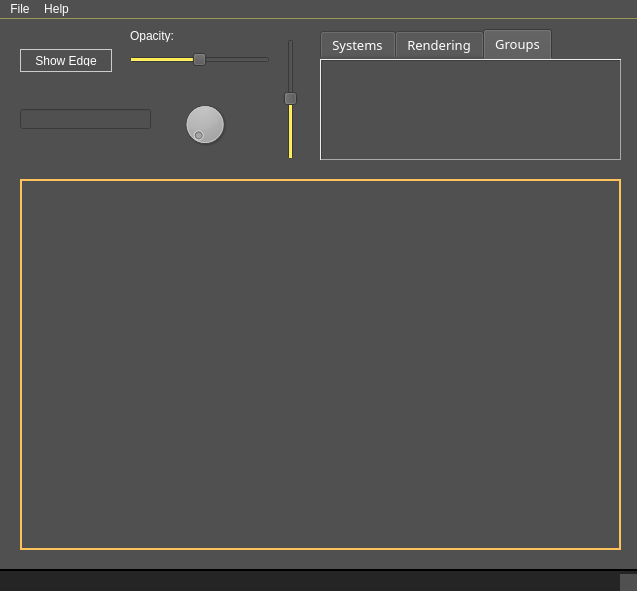
Above: additive.ui from MHDante/Aperio before the change. Below: the same form after it.
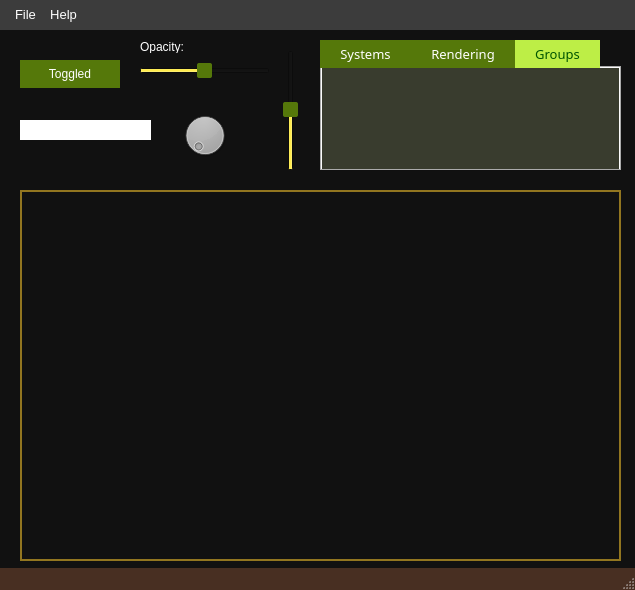
That is the form after the change. Icons and pictures are not drawn.

The edit to the form file:
```diff
--- a/additive.ui
+++ b/additive.ui
@@ -6,8 +6,8 @@
    <rect>
     <x>0</x>
     <y>0</y>
-    <width>637</width>
-    <height>591</height>
+    <width>635</width>
+    <height>590</height>
    </rect>
   </property>
   <property name="mouseTracking">
@@ -22,21 +22,64 @@
   </property>
   <property name="styleSheet">
    <string notr="true">QWidget{
-	color: #FFFFFF;
+	color: #ffffff;
 	font: 10pt &quot;Lucida Sans&quot;;
-	background-color: #505050;
+
 	selection-background-color:#FEE728;
 }
 
+#centralWidget, QLineEdit, QSlider, QDial {
+background: #111111;
+}
+QMenuBar {
+	background-color:#3C3C3C;
+	color: #ffffff;
+	selection-color: #000000;
+
+	font: 75 10pt;
+	padding: 5px;
+}
+
+QStatusBar {
+	background-color: #482F22;
+	color: #ffffff;
+	padding: 5px;
+}
+
+QMenu  {
+
+/*	gridline-color: rgb(167, 207, 255);*/
+	selection-color: #000000;
+color: #000000;
+
+/*	color: #000000;
+	background-color: #FFFFFF;*/
+	background-color: #ffffff;
+
+	border-top: 1px solid #55780A;
+	border-left: 1px solid #55780A;
+	border-right: 1px solid #55780A;
+	border-bottom: 1px solid #55780A;
+}
+
+
+#centralWidget2 {
+	border: 2px solid #927620;
+}
+
 QPushButton {
-color: white;
-border: 1px solid #cccccc;
-border-radius: 12px;
+color: #FFFFFF;
+
 padding: 5px;
-background-color:qradialgradient(cx: 0.3, cy: -0.4,
+
+/*background: qradialgradient(cx: 0.3, cy: -0.4,
 fx: 0.3, fy: -0.4,
-radius: 1.35, stop: 0 #777777, stop: 1 #222222);
+radius: 1.35, stop: 0 #fff, stop: 1 #55780A);*/
+
+background: #55780A;
 min-width: 80px;
+border: none;
+/*border: 1px solid black;*/
 }
 
 QPushButton:hover {
@@ -60,37 +103,66 @@
 	alternate-background-color: rgb(120, 255, 96);
 }
 
-QMenu  {
-	selection-color: #000000;
-	color: #000000;
-	background-color: #FFFFFF;
-}
-
-QMenuBar {
-	border-bottom: 1px solid #999955;
+/** tabs ***/
+#tab, #tab_2, #tab_3, QListView {
+	background: #393C2E;
+	color: #dddddd;
 }
 
  QTabWidget::pane { 
-     border-left: 1px solid #eee;
-     border-top: 1px solid #eee;
-     border-right: 1px solid #aaa;
-     border-bottom: 1px solid #aaa;
+/*     border-left: 1px solid #333333;
+     border-top: 1px solid #333333;
+     border-right: 1px solid #333333;
+     border-bottom: 1px solid #333333;*/
  }
 
+QTabBar::tab {
+
+color: #ffffff;
+/*border-top-left-radius: 4px;
+border-top-right-radius: 4px;*/
+/*background: qradialgradient(cx: 0.3, cy: -0.4,
+fx: 0.3, fy: -0.4,
+radius: 1.35, stop: 0 #fff, stop: 1 #888);*/
+
+background: #55780A;
+
+/*border: 2px solid #55780A;*/
+/*     border-top-left-radius: 4px;
+     border-top-right-radius: 4px;*/
+     min-width: 8ex;
+     /*padding: 5px;*/
+
+	/*margin-right: 5px;*/
+
+	padding-right: 20px;
+	padding-left: 20px;
+	padding-top: 5px;
+	padding-bottom: 5px;
+}
+
+QTabBar::tab:hover
+{
+background: #89BA14;
+color: #005500;
+}
+QTabBar::tab:selected  {
+/*background: qradialgradient(cx: 0.3, cy: -0.4,
+fx: 0.3, fy: -0.4,
+radius: 1.35, stop: 0 #fff, stop: 1 #ddd);*/
+
+background: #BDEE46;
+color: #005500;
+ }
+
+
 QLineEdit {
-color: white;
-selection-color: blue;
-                        
+color: black;
+selection-color: black;
+background: white;   
+border: none;                     
 } 
 
-QStatusBar {
-	color: #FFFFFF;
-	border-top: 2px solid #000;
-	background-color: #252525;
-
-
-}
-
  QCheckBox::indicator
   {
 	width: 18px;
@@ -106,24 +178,71 @@
   }
 
 
-#centralWidget2 {
-	border: 2px solid #FFC35B;
+
+
+
+QScrollBar:vertical  {
+
+     background: #D0EC8C;
+     width: 15px;
+     margin: 20px 0 20px 0;
+/*	border-top: 1px solid white;
+	border-bottom: 1px solid white;*/
+
+ }
+ QScrollBar::handle:vertical  {
+     background: #55780A;
+	min-height: 10px;
+
+ }
+ QScrollBar::add-line:vertical  {
+
+     background: #99CE18;
+     height: 20px;
+     subcontrol-position: bottom;
+     subcontrol-origin: margin;
+ }
+ 
+ QScrollBar::add-line:vertical:hover, QScrollBar::sub-line:vertical:hover   {
+	background: #BCEF1F;
+
 }
 
-#qv{
-	border: 2px solid #FFC35B;
+ QScrollBar::sub-line:vertical  {
+/*	border: 2px solid #ffffff;*/
+
+     background: #99CE18;
+     height: 20px;
+     subcontrol-position: top;
+     subcontrol-origin: margin;
+ }
+ QScrollBar::up-arrow:vertical, QScrollBar::down-arrow:vertical  {
+     width: 3px;
+     height: 4px;
+     background: #55780A;
+ }
+
+ QScrollBar::add-page:vertical, QScrollBar::sub-page:vertical  {
+     background: none;
 }
 
-QListWidget {
-	
-	selection-color: rgb(0, 0, 0);
-}</string>
+QSlider::handle:horizontal, QSlider::handle:vertical {
+	background: #55780A;
+	height: 1px;
+	max-height: 1px;
+	border-radius: 2px;
+}
+
+</string>
   </property>
   <widget class="QWidget" name="centralWidget">
    <property name="mouseTracking">
     <bool>true</bool>
    </property>
    <widget class="QDial" name="dial">
+    <property name="enabled">
+     <bool>true</bool>
+    </property>
     <property name="geometry">
      <rect>
       <x>180</x>
@@ -138,12 +257,12 @@
      <rect>
       <x>20</x>
       <y>30</y>
-      <width>92</width>
-      <height>23</height>
+      <width>100</width>
+      <height>28</height>
      </rect>
     </property>
     <property name="text">
-     <string>Show Edge</string>
+     <string>Toggled</string>
     </property>
    </widget>
    <widget class="QSlider" name="verticalSlider">
@@ -161,13 +280,16 @@
     <property name="orientation">
      <enum>Qt::Vertical</enum>
     </property>
+    <property name="invertedAppearance">
+     <bool>false</bool>
+    </property>
    </widget>
    <widget class="QSlider" name="horizontalSlider">
     <property name="geometry">
      <rect>
-      <x>129</x>
+      <x>139</x>
       <y>30</y>
-      <width>141</width>
+      <width>131</width>
       <height>22</height>
      </rect>
     </property>
@@ -290,13 +412,28 @@
        <rect>
         <x>0</x>
         <y>0</y>
-        <width>301</width>
-        <height>111</height>
+        <width>299</width>
+        <height>100</height>
        </rect>
       </property>
+      <property name="sizePolicy">
+       <sizepolicy hsizetype="Expanding" vsizetype="Expanding">
+        <horstretch>0</horstretch>
+        <verstretch>0</verstretch>
+       </sizepolicy>
+      </property>
       <property name="mouseTracking">
        <bool>true</bool>
       </property>
+      <property name="focusPolicy">
+       <enum>Qt::NoFocus</enum>
+      </property>
+      <property name="frameShape">
+       <enum>QFrame::NoFrame</enum>
+      </property>
+      <property name="horizontalScrollBarPolicy">
+       <enum>Qt::ScrollBarAlwaysOff</enum>
+      </property>
      </widget>
     </widget>
    </widget>
@@ -347,7 +484,7 @@
    <widget class="QLabel" name="label">
     <property name="geometry">
      <rect>
-      <x>130</x>
+      <x>140</x>
       <y>10</y>
       <width>46</width>
       <height>13</height>
@@ -371,8 +508,8 @@
     <rect>
      <x>0</x>
      <y>0</y>
-     <width>637</width>
-     <height>21</height>
+     <width>635</width>
+     <height>31</height>
     </rect>
    </property>
    <property name="focusPolicy">
```
Left out of the diff: 19 changed lines with no effect on the pictures.
